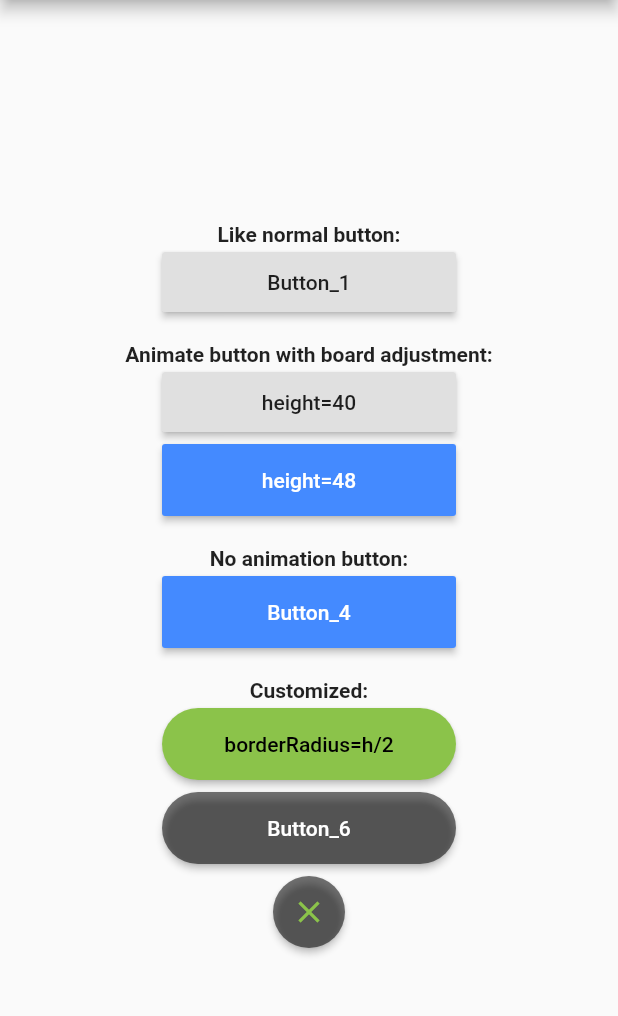
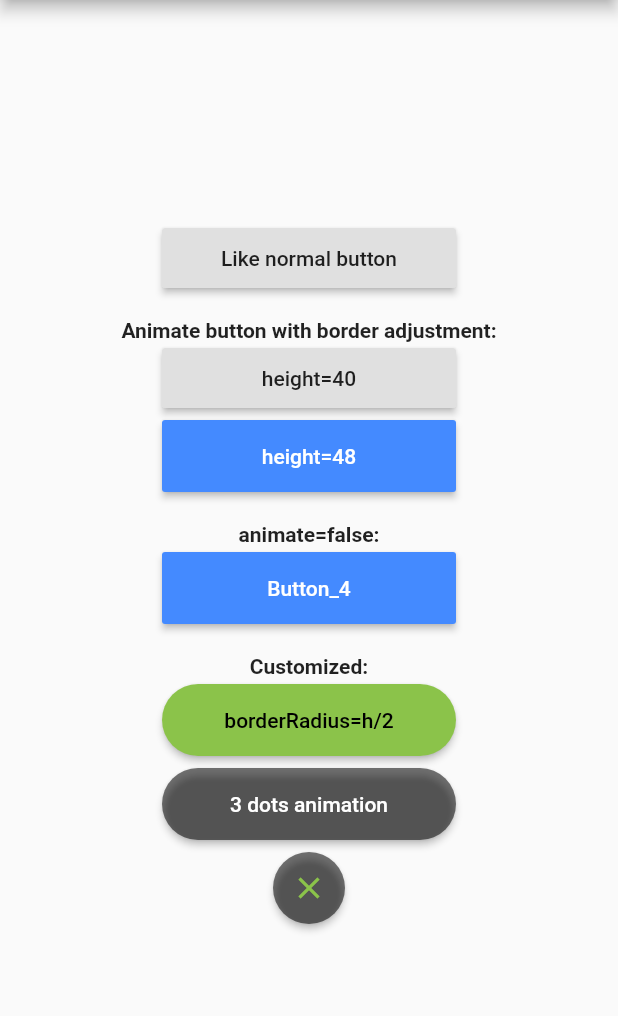
Before and after one commit to jiangyang5157/flutter_progress_button, a Flutter app: the screen it shows after launch, on a phone screen of 412 x 824 dp, the part 84-1100 px from its top. Run offline on Flutter 3.47's test engine with Material 2 defaults, Android fonts, the phone set to English and light mode, and no system bars.

```diff
--- a/example/lib/main.dart
+++ b/example/lib/main.dart
@@ -34,14 +34,9 @@ class _HomePageState extends State<HomePage> {
           mainAxisAlignment: MainAxisAlignment.center,
           children: <Widget>[
             Padding(
-              padding: EdgeInsets.only(left: 0, top: 16, right: 0, bottom: 0.0),
-              child: Text('Like normal button:',
-                  style: TextStyle(fontWeight: FontWeight.bold)),
-            ),
-            Padding(
               padding: EdgeInsets.all(4.0),
               child: ProgressButton(
-                defaultWidget: const Text('Button_1'),
+                defaultWidget: const Text('Like normal button'),
                 width: 196,
                 height: 40,
                 onPressed: () {},
@@ -49,7 +44,7 @@ class _HomePageState extends State<HomePage> {
             ),
             Padding(
               padding: EdgeInsets.only(left: 0, top: 16, right: 0, bottom: 0.0),
-              child: Text('Animate button with board adjustment:',
+              child: Text('Animate button with border adjustment:',
                   style: TextStyle(fontWeight: FontWeight.bold)),
             ),
             Padding(
@@ -91,7 +86,7 @@ class _HomePageState extends State<HomePage> {
             ),
             Padding(
               padding: EdgeInsets.only(left: 0, top: 16, right: 0, bottom: 0.0),
-              child: Text('No animation button:',
+              child: Text('animate=false:',
                   style: TextStyle(fontWeight: FontWeight.bold)),
             ),
             Padding(
@@ -136,7 +131,7 @@ class _HomePageState extends State<HomePage> {
             Padding(
               padding: EdgeInsets.all(4.0),
               child: ProgressButton(
-                defaultWidget: const Text('Button_6',
+                defaultWidget: const Text('3 dots animation',
                     style: TextStyle(color: Colors.white)),
                 progressWidget: ThreeSizeDot(),
                 color: Colors.black54,
@@ -243,7 +238,7 @@ class _ThreeSizeDotState extends State<ThreeSizeDot>
                 shape: widget.shape,
                 size: widget.size,
                 color:
-                    widget.color_1 ?? Theme.of(context).textTheme.body1.color,
+                    widget.color_1 ?? Theme.of(context).colorScheme.onPrimary,
               ),
             ),
           ),
@@ -255,7 +250,7 @@ class _ThreeSizeDotState extends State<ThreeSizeDot>
                 shape: widget.shape,
                 size: widget.size,
                 color:
-                    widget.color_2 ?? Theme.of(context).textTheme.body1.color,
+                    widget.color_2 ?? Theme.of(context).colorScheme.onPrimary,
               ),
             ),
           ),
@@ -267,7 +262,7 @@ class _ThreeSizeDotState extends State<ThreeSizeDot>
                 shape: widget.shape,
                 size: widget.size,
                 color:
-                    widget.color_3 ?? Theme.of(context).textTheme.body1.color,
+                    widget.color_3 ?? Theme.of(context).colorScheme.onPrimary,
               ),
             ),
           ),
--- a/lib/src/widgets/progress_button.dart
+++ b/lib/src/widgets/progress_button.dart
@@ -1,4 +1,6 @@
 part of flutter_progress_button;
+
+enum ProgressButtonType { Raised, Flat, Outline }
 
 enum ProgressButtonState { Default, Processing }
 
@@ -6,6 +8,7 @@ class ProgressButton extends StatefulWidget {
   final Widget defaultWidget;
   final Widget progressWidget;
   final Function onPressed;
+  final ProgressButtonType progressButtonType;
   final Color color;
   final double width;
   final double height;
@@ -14,9 +17,10 @@ class ProgressButton extends StatefulWidget {
 
   ProgressButton({
     Key key,
-    @required this.defaultWidget,
+    this.defaultWidget,
     this.progressWidget,
     this.onPressed,
+    this.progressButtonType = ProgressButtonType.Raised,
     this.color,
     this.width = double.infinity,
     this.height = 40.0,
@@ -69,17 +73,41 @@ class _ProgressButtonState extends State<ProgressButton>
     return PhysicalModel(
       color: Colors.transparent,
       borderRadius: BorderRadius.circular(_borderRadius),
-      child: Container(
+      child: SizedBox(
         key: _globalKey,
         height: _height,
         width: _width,
-        child: RaisedButton(
+        child: _buildChild(context),
+      ),
+    );
+  }
+
+  Widget _buildChild(BuildContext context) {
+    return RaisedButton(
       padding: EdgeInsets.all(0.0),
       color: widget.color,
       shape: RoundedRectangleBorder(
           borderRadius: BorderRadius.circular(_borderRadius)),
       child: _buildChildren(context),
-          onPressed: widget.onPressed == null
+      onPressed: _onButtonPressed(),
+    );
+  }
+
+  Widget _buildChildren(BuildContext context) {
+    Widget ret;
+    switch (_state) {
+      case ProgressButtonState.Default:
+        ret = widget.defaultWidget;
+        break;
+      case ProgressButtonState.Processing:
+        ret = widget.progressWidget ?? widget.defaultWidget;
+        break;
+    }
+    return ret;
+  }
+
+  VoidCallback _onButtonPressed() {
+    return widget.onPressed == null
         ? null
         : () async {
             if (_state != ProgressButtonState.Default) {
@@ -108,24 +136,7 @@ class _ProgressButtonState extends State<ProgressButton>
                 onDefault();
               }
             }
-                },
-        ),
-      ),
-    );
-  }
-
-  Widget _buildChildren(BuildContext context) {
-    Widget ret;
-    switch (_state) {
-      case ProgressButtonState.Default:
-        ret = widget.defaultWidget;
-        break;
-      case ProgressButtonState.Processing:
-      default:
-        ret = widget.progressWidget ?? widget.defaultWidget;
-        break;
-    }
-    return ret;
+          };
   }
 
   void _toProcessing() {
```
Lines whose indentation alone changed are shown as unchanged.
